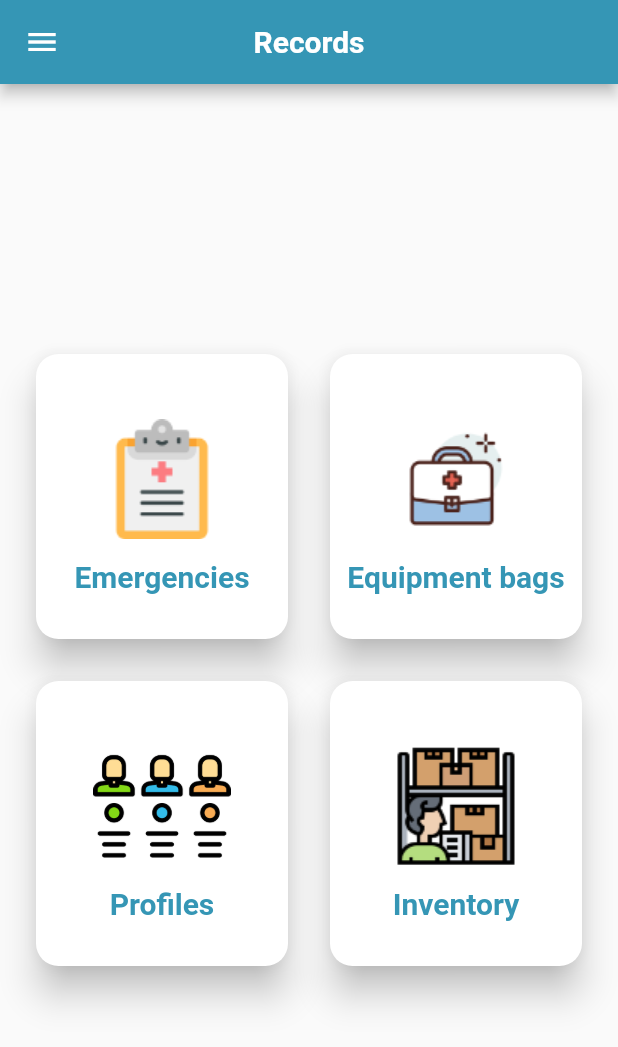
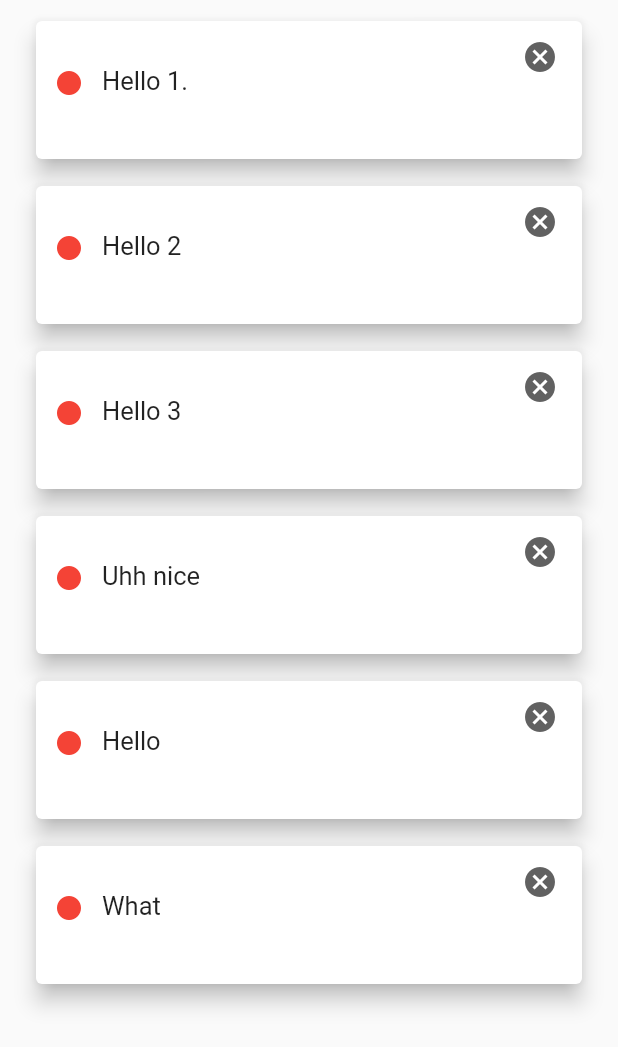
Before and after one commit to HannanNaeem/emsdirect, a Flutter app: the screen it shows after launch, on a phone screen of 412 x 824 dp. Shown: the top 1047 px of the screen. Run offline on Flutter 3.47's test engine with Material 2 defaults, Android fonts, the phone set to English and light mode, and no system bars; our stand-ins replace material_design_icons_flutter; Roboto replaces fonts that are missing (HelveticaNeue).

Commit message:
ops notifications screen finalized

```diff
--- a/lib/main.dart
+++ b/lib/main.dart
@@ -59,11 +59,13 @@ import 'dart:ui';
 import 'OpsRecords.dart';
 import 'package:flutter/material.dart';
 import 'package:ems_direct/records.dart';
+import 'package:ems_direct/notifications.dart';
 
 void main() => runApp(MaterialApp(
-      initialRoute: '/records',
+      initialRoute: '/notifications',
       routes: {
         '/records': (context) => Records(),
+        '/notifications': (context) => Notifications(),
 //    '/login_student' : (context) => LoginStudent(),
 //    '/login_ems' : (context) => Loginems(),
       },
--- /dev/null
+++ b/lib/notification_data.dart
@@ -0,0 +1,34 @@
+import 'package:flutter/material.dart';
+
+class NotificationData {
+  static final Data = [
+    {
+      'text': 'Pool bag needs restocking! Click here to update.',
+      'item': '1',
+      'category': 'record'
+    },
+    {
+      'text':
+          'New critical emergency on the map. Please assign an MFR to emergency. Click to go to the map.',
+      'item': '2',
+      'category': 'emergency'
+    },
+    {
+      'text': 'CS bag needs restocking! Click to update',
+      'item': '3',
+      'category': 'record'
+    },
+    {'text': 'Uhh nice', 'item': '4', 'category': 'emergency'},
+    {'text': 'Hello', 'item': '5', 'category': 'record'},
+    {'text': 'What', 'item': '6', 'category': 'emergency'}
+  ];
+
+  static final hello = [
+    {'text': 'Hello 1.', 'item': '1'},
+    {'text': 'Hello 2', 'item': '2'},
+    {'text': 'Hello 3', 'item': '3'},
+    {'text': 'Uhh nice', 'item': '4'},
+    {'text': 'Hello', 'item': '5'},
+    {'text': 'What', 'item': '6'}
+  ];
+}
--- /dev/null
+++ b/lib/notifications.dart
@@ -0,0 +1,126 @@
+import 'package:flutter/material.dart';
+import 'package:ems_direct/notification_data.dart';
+import 'package:material_design_icons_flutter/material_design_icons_flutter.dart';
+
+class Notifications extends StatefulWidget {
+  @override
+  _NotificationsState createState() => _NotificationsState();
+}
+
+class _NotificationsState extends State<Notifications> {
+  var notificationData = NotificationData.Data;
+  var hello = NotificationData.hello;
+
+  Widget _GenerateList(String category, var data) {
+    var color;
+    if (category == 'records') {
+      color = Colors.green;
+    } else {
+      color = Colors.red;
+    }
+
+    return Column(
+      mainAxisSize: MainAxisSize.max,
+      mainAxisAlignment: MainAxisAlignment.start,
+      children: <Widget>[
+        Expanded(
+          child: ListView.builder(
+            itemCount: data.length,
+            itemBuilder: (context, index) {
+              return Dismissible(
+                key: UniqueKey(),
+                direction: DismissDirection.endToStart,
+                onDismissed: (direction) {
+                  setState(() {
+                    data.removeAt(index);
+                  });
+                  Scaffold.of(context).showSnackBar(
+                      SnackBar(content: Text('Notification removed')));
+                },
+                //background: Container(color: Colors.red),
+                child: Padding(
+                  padding: EdgeInsets.fromLTRB(20, 10, 20, 0),
+                  child: ConstrainedBox(
+                    constraints: BoxConstraints(
+                      minHeight: 100,
+                    ),
+                    child: Card(
+                      elevation: 6,
+                      child: Row(
+                        mainAxisAlignment: MainAxisAlignment.start,
+                        crossAxisAlignment: CrossAxisAlignment.start,
+                        children: <Widget>[
+                          Flexible(
+                            flex: 6,
+                            child: Row(
+                              crossAxisAlignment: CrossAxisAlignment.start,
+                              children: <Widget>[
+                                Padding(
+                                  padding: EdgeInsets.fromLTRB(10, 29, 0, 20),
+                                  child: Icon(
+                                    Icons.fiber_manual_record,
+                                    color: color,
+                                  ),
+                                ),
+                                Expanded(
+                                  child: Padding(
+                                    padding: EdgeInsets.fromLTRB(10, 30, 0, 20),
+                                    child: Container(
+                                      child: Text(
+                                        data[index]['text'],
+                                        style: TextStyle(
+                                          //color: const Color(0xff3596b5),
+                                          fontSize: 17,
+                                          fontFamily: 'HelveticaNeue',
+                                          //fontWeight: FontWeight.bold,
+                                          //letterSpacing: 2,
+                                        ),
+                                      ),
+                                    ),
+                                  ),
+                                ),
+                              ],
+                            ),
+                          ),
+                          Flexible(
+                            flex: 1,
+                            child: Padding(
+                              padding: const EdgeInsets.fromLTRB(0, 0, 0, 40),
+                              child: IconButton(
+                                color: Colors.grey[700],
+                                icon: Icon(Icons.cancel),
+                                onPressed: () {
+                                  print('Delete notification');
+                                  setState(() {
+                                    data.removeAt(index);
+                                  });
+                                },
+                              ),
+                            ),
+                          )
+                        ],
+                      ),
+                    ),
+                  ),
+                ),
+              );
+            },
+          ),
+        ),
+      ],
+    );
+  }
+
+  @override
+  Widget build(BuildContext context) {
+    var screenSize = MediaQuery.of(context).size;
+    var width = screenSize.width;
+    var height = screenSize.height;
+
+    return Scaffold(
+      body: Container(
+        child: _GenerateList('testing', hello),
+      ),
+    );
+  }
+}
--- a/lib/records.dart
+++ b/lib/records.dart
@@ -48,10 +48,11 @@ class Records extends StatelessWidget {
         title: Text(
           'Records',
           style: TextStyle(
-            fontSize: 20,
+            fontSize: 26,
             fontFamily: 'HelveticaNeue',
             fontWeight: FontWeight.bold,
             color: Colors.white,
+            letterSpacing: 2,
           ),
         ),
         centerTitle: true,
--- a/pubspec.yaml
+++ b/pubspec.yaml
@@ -17,6 +17,7 @@ environment:
   sdk: ">=2.1.0 <3.0.0"
 
 dependencies:
+  material_design_icons_flutter: ^4.0.5145
   functional_widget_annotation: ^0.5.0
   flutter:
     sdk: flutter
@@ -59,7 +60,6 @@ flutter:
   # list giving the asset and other descriptors for the font. For
   # example:
 fonts:
-
   - family: HelveticaNeue
     fonts:
       - asset: fonts/HelveticaNeue.ttf
```
Also changed, not shown: pubspec.lock.
